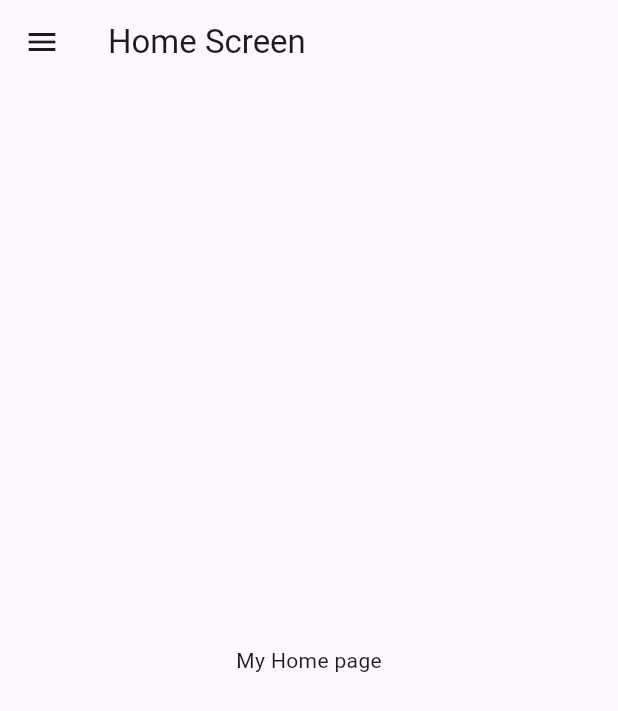
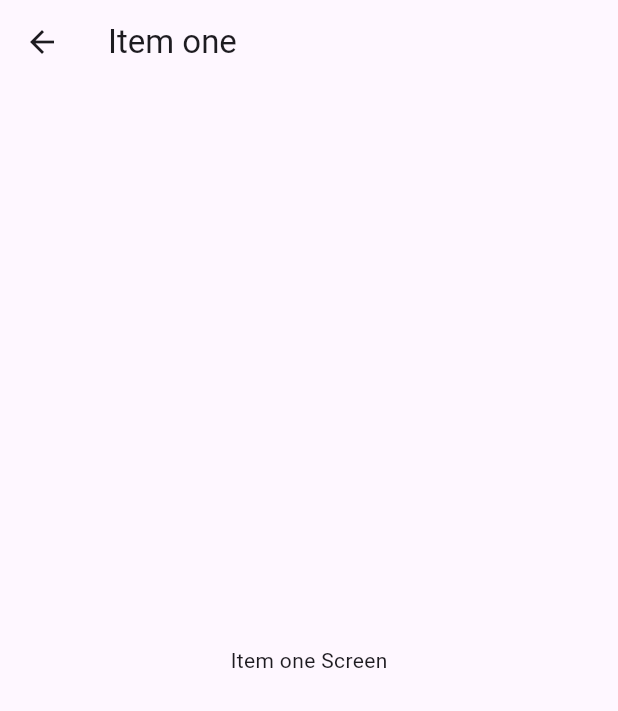
Before and after one commit to Ngai-E/microtask_app, a Flutter app: the screen it shows after launch, in the side drawer, after a tap on "Item One", on a phone screen of 412 x 824 dp. Shown: the top 711 px of the screen. Run offline on Flutter 3.47's test engine with Material 3 defaults, Android fonts, the phone set to English and light mode, and no system bars.

Commit message:
navigate between pages with drawer

```diff
--- a/lib/main.dart
+++ b/lib/main.dart
@@ -27,10 +27,16 @@ class MyHomePage extends StatelessWidget{
             ListTile(
               title:  const Text('Item One'),
               onTap: () {
-                Navigator.of(context).pop();
+                Navigator.push(context,
+                MaterialPageRoute(builder: (context) => ItemOnePage()));
               }
             ),
-            const ListTile(title: Text('Item Two'),)
+            ListTile(
+                title: const Text('Item Two'),
+                onTap: () {
+                  Navigator.push(context,
+                      MaterialPageRoute(builder: (context) => ItemTwoPage()));
+                })
           ],
         ),
       ),
@@ -38,3 +44,23 @@ class MyHomePage extends StatelessWidget{
   }
 
 }
+
+class ItemTwoPage extends StatelessWidget{
+  @override
+  Widget build(BuildContext context) {
+    return Scaffold(
+      appBar: AppBar(title: const Text('Item two'),),
+      body: const Center(child: Text('Item two Screen'),),
+    );
+  }
+}
+
+class ItemOnePage extends StatelessWidget{
+  @override
+  Widget build(BuildContext context) {
+    return Scaffold(
+      appBar: AppBar(title: const Text('Item one'),),
+      body: const Center(child:  Text('Item one Screen'),),
+    );
+  }
+}
```
